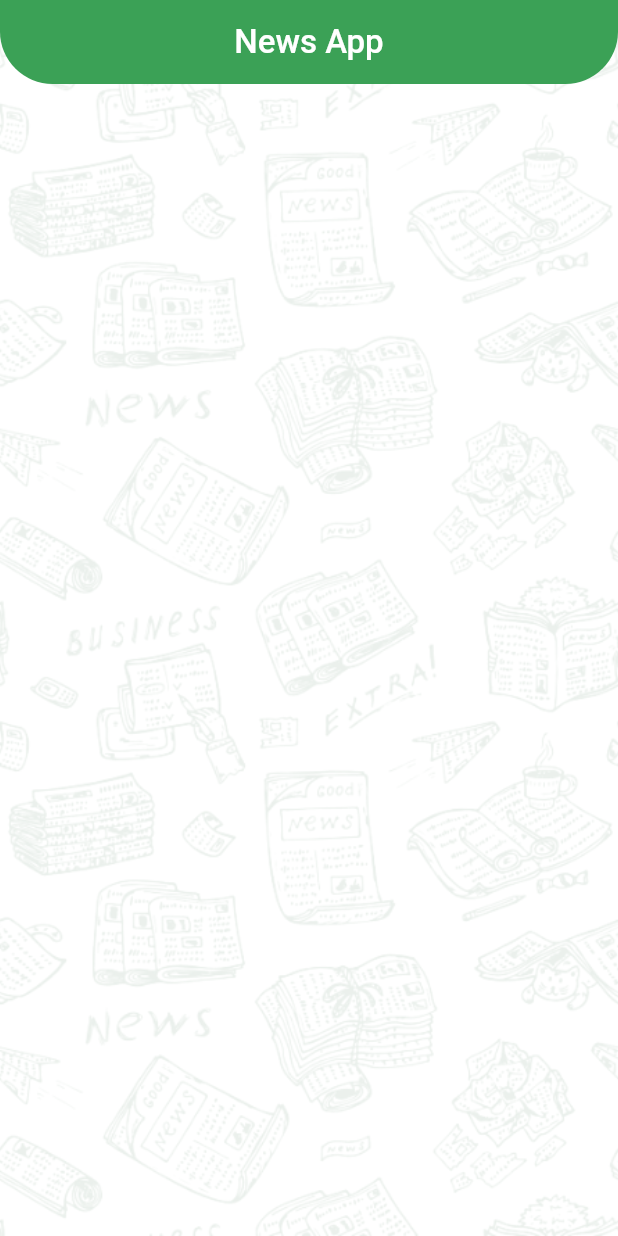
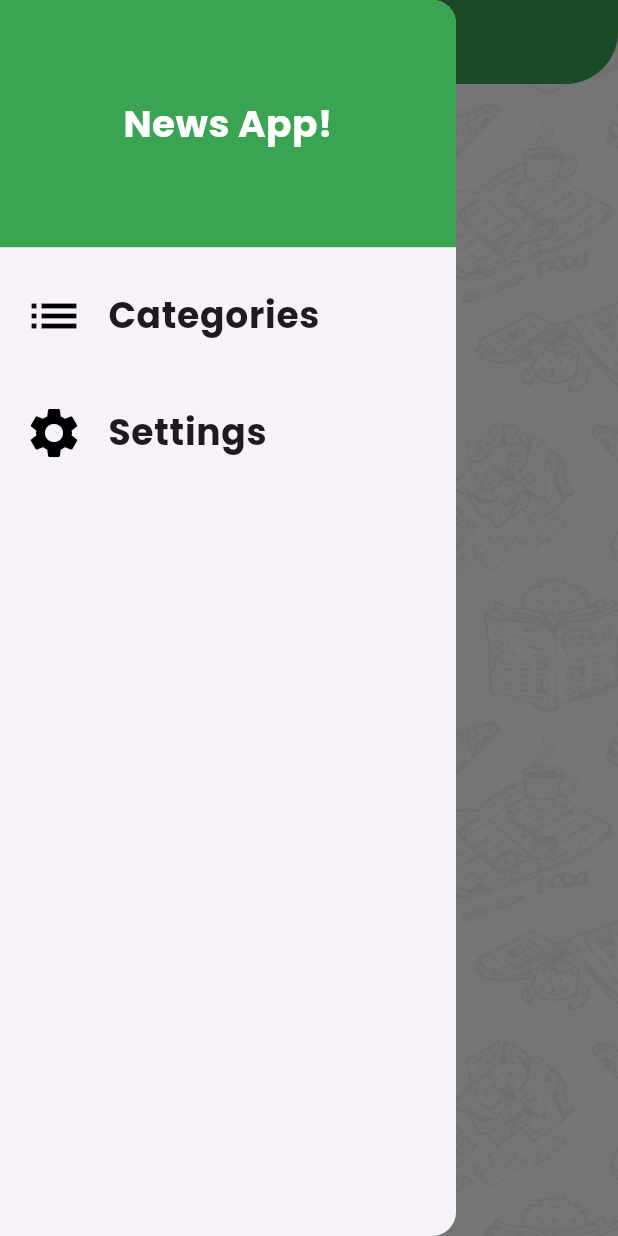
Before and after one commit to basmalahesham/News_App, a Flutter app: the screen it shows after launch, with the side drawer open (before the commit the screen has no drawer), on a phone screen of 412 x 824 dp. Run offline on Flutter 3.47's test engine with Material 3 defaults, Android fonts, the phone set to English and light mode, and no system bars; our stand-ins replace google_fonts; Roboto replaces fonts that are missing (Exo).

Commit message:
create custom_drawer.dart

```diff
--- a/lib/layout/home_layout_view.dart
+++ b/lib/layout/home_layout_view.dart
@@ -1,5 +1,6 @@
 import 'package:flutter/material.dart';
 import 'package:google_fonts/google_fonts.dart';
+import 'package:news_app/layout/widgets/custom_drawer.dart';
 
 class HomeLayoutView extends StatefulWidget {
   const HomeLayoutView({super.key});
@@ -25,6 +26,10 @@ class _HomeLayoutViewState extends State<HomeLayoutView> {
       ),
       child: Scaffold(
         appBar: AppBar(
+          iconTheme: const IconThemeData(
+            color: Colors.white,
+            size: 25,
+          ),
           title: Text(
             'News App',
             style: GoogleFonts.exo(
@@ -33,6 +38,7 @@ class _HomeLayoutViewState extends State<HomeLayoutView> {
             ),
           ),
         ),
+        drawer: const CustomDrawer(),
         body: Container(),
       ),
     );
--- /dev/null
+++ b/lib/layout/widgets/custom_drawer.dart
@@ -0,0 +1,81 @@
+import 'package:flutter/material.dart';
+import 'package:google_fonts/google_fonts.dart';
+import 'package:news_app/core/theme/app_theme.dart';
+
+class CustomDrawer extends StatelessWidget {
+  const CustomDrawer({
+    super.key,
+  });
+
+  @override
+  Widget build(BuildContext context) {
+    var media = MediaQuery.of(context).size;
+    return Drawer(
+      child: Column(
+        children: [
+          Container(
+            alignment: Alignment.center,
+            width: double.infinity,
+            height: media.height * 0.2,
+            color: AppTheme.primaryColor,
+            child: Text(
+              'News App!',
+              style: GoogleFonts.poppins(
+                fontSize: 25,
+                fontWeight: FontWeight.bold,
+                color: Colors.white,
+              ),
+            ),
+          ),
+          //SizedBox(height: 30,),
+          GestureDetector(
+            onTap: () {
+              // if (onPressed != null) {
+              //   onPressed!();
+              // }
+            },
+            child: Padding(
+              padding:
+                  const EdgeInsets.symmetric(vertical: 18),
+              child: ListTile(
+                title: Text(
+                  'Categories',
+                  style: GoogleFonts.poppins(
+                    fontWeight: FontWeight.bold,
+                    fontSize: 24,
+                  ),
+                ),
+                leading: const Icon(
+                  Icons.list,
+                  size: 40,
+                  color: Colors.black,
+                ),
+              ),
+            ),
+          ),
+          GestureDetector(
+            onTap: () {},
+            child: Padding(
+              padding:
+                  const EdgeInsets.symmetric(vertical: 4),
+              child: ListTile(
+                title: Text(
+                  'Settings',
+                  style: GoogleFonts.poppins(
+                    fontWeight: FontWeight.bold,
+                    fontSize: 24,
+                  ),
+                ),
+                leading: const Icon(
+                  Icons.settings,
+                  size: 40,
+                  color: Colors.black,
+                ),
+              ),
+            ),
+          ),
+        ],
+      ),
+    );
+  }
+}
```
